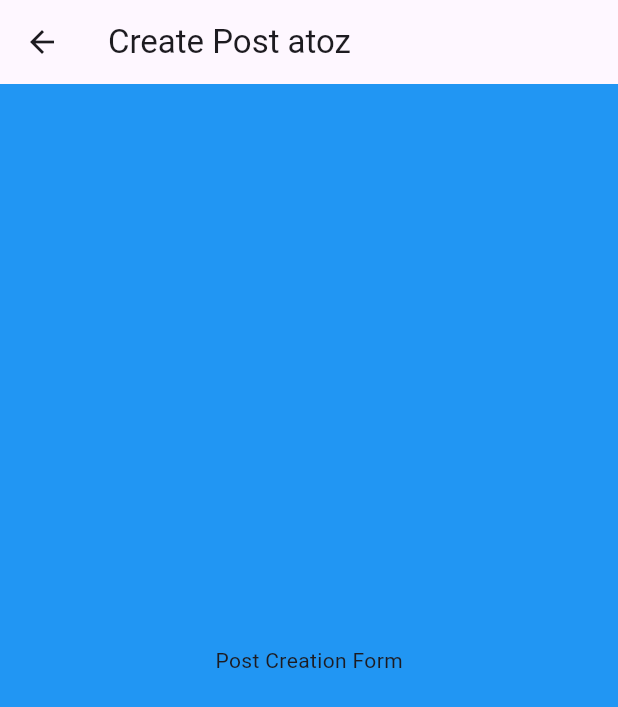
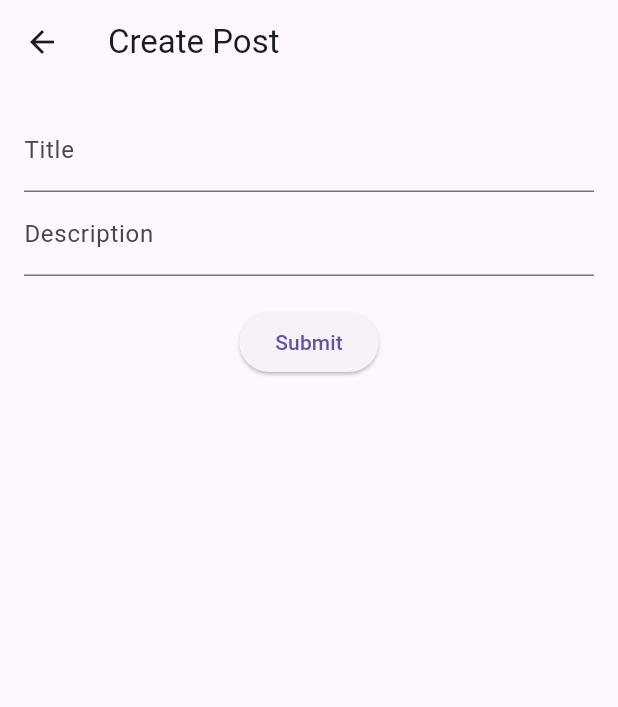
Before and after one commit to Ark1ight/tp_note_flutter, a Flutter app: the PostCreationScreen screen opened by its route, on a phone screen of 412 x 824 dp. Shown: the top 707 px of the screen. Run offline on Flutter 3.47's test engine with Material 3 defaults, Android fonts, the phone set to English and light mode, and no system bars; our stand-ins replace flutter_bloc.

Commit message:
skeleton for return to home screen

```diff
--- a/lib/screens/home_page_screen/home_page_screen.dart
+++ b/lib/screens/home_page_screen/home_page_screen.dart
@@ -9,6 +9,9 @@ import '../../models/post.dart';
 
 class HomePageScreen extends StatefulWidget {
   const HomePageScreen({super.key});
+  static Future<void> navigateTo(BuildContext context) {
+    return Navigator.pushNamed(context, '/home');
+  }
 
   @override
   State<HomePageScreen> createState() => _HomePageScreenState();
--- a/lib/screens/post_creation_screen/post_creation_screen.dart
+++ b/lib/screens/post_creation_screen/post_creation_screen.dart
@@ -1,4 +1,3 @@
-
 import 'package:flutter/cupertino.dart';
 import 'package:flutter/material.dart';
 import 'package:milky_way/screens/post_creation_screen/widgets/post_creation_form.dart';
@@ -14,9 +13,9 @@ class PostCreationScreen extends StatelessWidget {
   Widget build(BuildContext context) {
     return Scaffold(
       appBar: AppBar(
-        title: Text('Create Post atoz'),
+        title: Text('Create Post '),
       ),
-      body: PostCreationForm(context: context),
+      body: PostCreationForm(),
     );
   }
 
--- a/lib/screens/post_creation_screen/widgets/post_creation_form.dart
+++ b/lib/screens/post_creation_screen/widgets/post_creation_form.dart
@@ -1,14 +1,71 @@
 import 'package:flutter/material.dart';
+import 'package:milky_way/screens/home_page_screen/home_page_screen.dart';
 
-class PostCreationForm extends StatelessWidget {
-  const PostCreationForm({super.key, required BuildContext context});
+class PostCreationForm extends StatefulWidget {
+  const PostCreationForm({super.key});
 
   @override
-  Widget build( BuildContext context) {
-    return Container(
-      color: Colors.blue,
-      child: const Center(
-        child: Text('Post Creation Form'),
+  _PostCreationFormState createState() => _PostCreationFormState();
+}
+
+class _PostCreationFormState extends State<PostCreationForm> {
+  final _formKey = GlobalKey<FormState>();
+  final _titleController = TextEditingController();
+  final _descriptionController = TextEditingController();
+
+  @override
+  void dispose() {
+    _titleController.dispose();
+    _descriptionController.dispose();
+    super.dispose();
+  }
+
+  void _submitForm() {
+    if (_formKey.currentState!.validate()) {
+      // Process the data
+      final title = _titleController.text;
+      final description = _descriptionController.text;
+      // Bloc logic i need to add here
+
+      HomePageScreen.navigateTo(context);
+    }
+  }
+
+  @override
+  Widget build(BuildContext context) {
+    return Form(
+      key: _formKey,
+      child: Padding(
+        padding: const EdgeInsets.all(16.0),
+        child: Column(
+          children: [
+            TextFormField(
+              controller: _titleController,
+              decoration: const InputDecoration(labelText: 'Title'),
+              validator: (value) {
+                if (value == null || value.isEmpty) {
+                  return 'Please enter the title of your thought';
+                }
+                return null;
+              },
+            ),
+            TextFormField(
+              controller: _descriptionController,
+              decoration: const InputDecoration(labelText: 'Description'),
+              validator: (value) {
+                if (value == null || value.isEmpty) {
+                  return 'Please enter a description of your thought';
+                }
+                return null;
+              },
+            ),
+            const SizedBox(height: 20),
+            ElevatedButton(
+              onPressed: _submitForm,
+              child: const Text('Submit'),
+            ),
+          ],
+        ),
       ),
     );
   }
```
